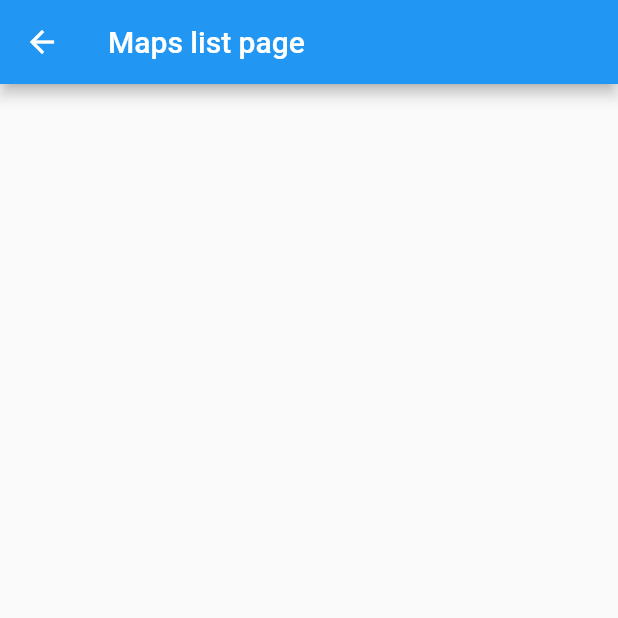
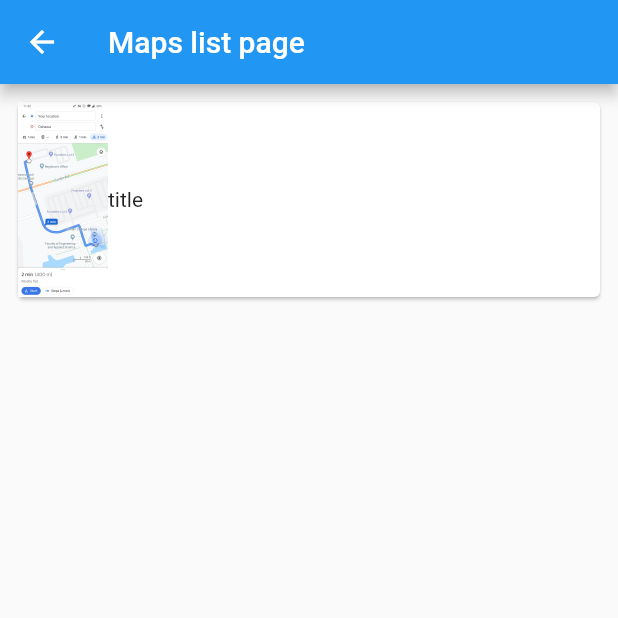
Before and after one commit to justinjk007/ui-course-project, a Flutter app: the MapsListPage screen opened directly, on a phone screen of 412 x 824 dp, the top half of it. Run offline on Flutter 3.47's test engine with Material 2 defaults, Android fonts, the phone set to English and light mode, and no system bars.

Commit message:
map list page started, moving to windows

```diff
--- a/lib/maps_list_page.dart
+++ b/lib/maps_list_page.dart
@@ -1,4 +1,5 @@
 import 'package:flutter/material.dart';
+import 'maps_list_widget.dart';
 
 class MapsListPage extends StatefulWidget {
   MapsListPage({
@@ -17,7 +18,9 @@ class _MapsListPageState extends State<MapsListPage> {
       ),
       body: ListView(
         padding: EdgeInsets.all(8),
-        children: <Widget>[], // List
+        children: <Widget>[
+          MapsListWidget(),
+        ], // List
       ),
     );
   }
--- /dev/null
+++ b/lib/maps_list_widget.dart
@@ -0,0 +1,32 @@
+import 'package:flutter/material.dart';
+
+class MapsListWidget extends StatefulWidget {
+  MapsListWidget({
+    Key key,
+  }) : super(key: key);
+  @override
+  _MapsListWidgetState createState() => _MapsListWidgetState();
+}
+
+class _MapsListWidgetState extends State<MapsListWidget> {
+  @override
+  Widget build(BuildContext context) {
+    return Card(
+      child: SizedBox(
+        height: 130.0,
+        child: InkWell(
+          onTap: () {
+            // do something
+          },
+          child: Row(
+            mainAxisSize: MainAxisSize.min,
+            children: <Widget>[
+              Image.asset('assets/map1.jpg', scale: 6),
+              Text("title"),
+            ], // End of list
+          ),
+        ),
+      ),
+    );
+  }
+}
```
